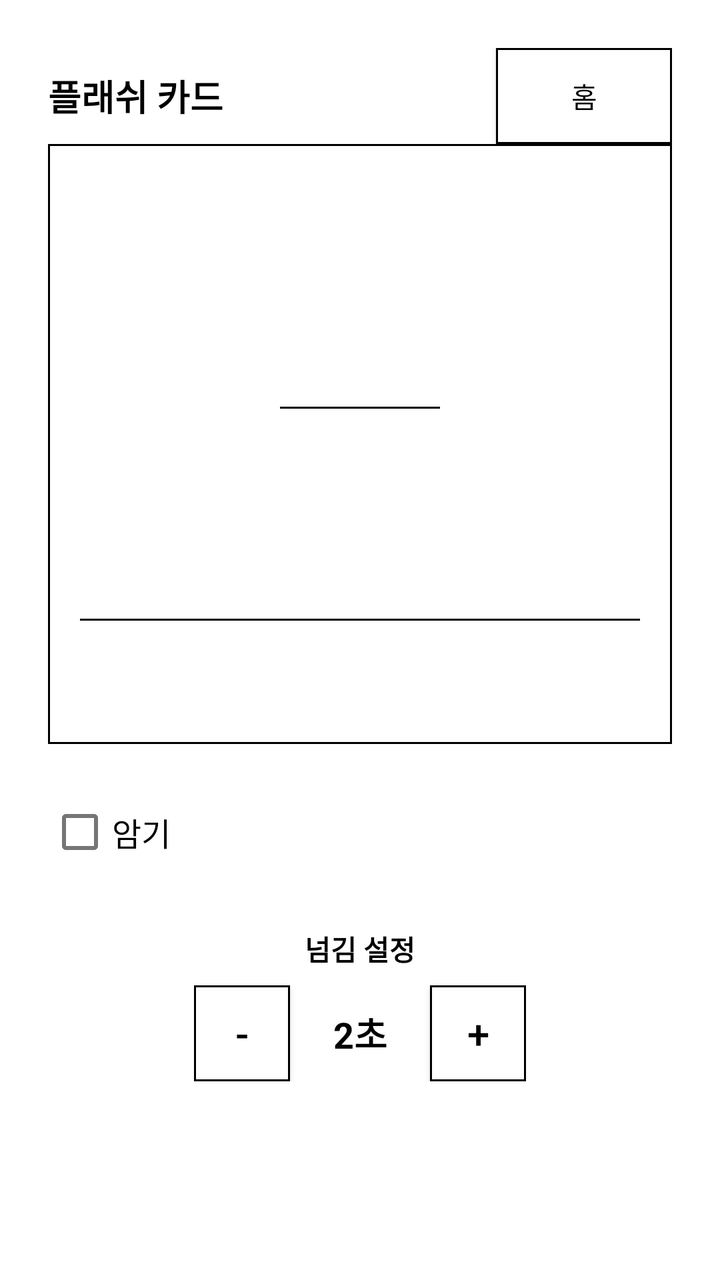
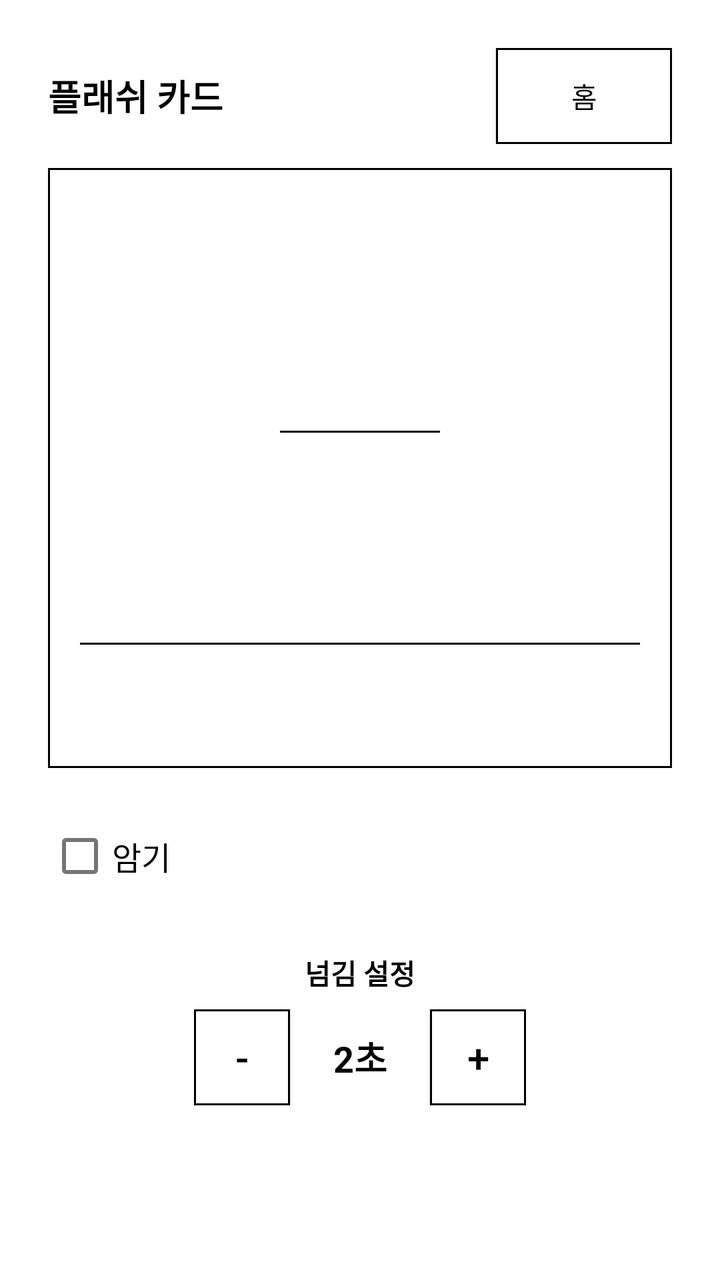

An Android layout rendered at two revisions. The XML below is the earlier revision; the diff shows what the commit changed to produce the second picture.
<!-- AndroidManifest.xml: application theme Theme.EinkVoca -->
<!-- res/layout/activity_study_mode.xml -->
<?xml version="1.0" encoding="utf-8"?>
<LinearLayout xmlns:android="http://schemas.android.com/apk/res/android"
    android:layout_width="match_parent"
    android:layout_height="match_parent"
    android:background="#FFFFFF"
    android:orientation="vertical"
    android:padding="24dp">
    
    <LinearLayout
        android:layout_width="match_parent"
        android:layout_height="wrap_content"
        android:gravity="center_vertical"
        android:orientation="horizontal">

        <TextView
            android:layout_width="0dp"
            android:layout_height="wrap_content"
            android:layout_weight="1"
            android:text="@string/study_mode"
            android:textColor="@color/black"
            android:textSize="18sp"
            android:textStyle="bold" />

        <androidx.appcompat.widget.AppCompatButton
            android:id="@+id/btnHome"
            android:layout_width="wrap_content"
            android:layout_height="48dp"
            android:text="@string/home"
            android:background="@drawable/border_black"
            android:textColor="@color/black"
            android:textSize="14sp" />
    </LinearLayout>

    
    <LinearLayout
        android:id="@+id/cardContainer"
        android:layout_width="match_parent"
        android:layout_height="300dp"
        android:background="@drawable/border_black"
        android:clickable="true"
        android:focusable="true"
        android:gravity="center"
        android:orientation="vertical"
        android:padding="16dp">

        
        <LinearLayout
            android:layout_width="match_parent"
            android:layout_height="0dp"
            android:layout_weight="1"
            android:gravity="center"
            android:orientation="vertical">

            
            <TextView
                android:id="@+id/tvStudyWord"
                android:layout_width="wrap_content"
                android:layout_height="wrap_content"
                android:gravity="center"
                android:textColor="#000000"
                android:textSize="40sp"
                android:textStyle="bold" />

            <View
                android:layout_width="80dp"
                android:layout_height="1dp"
                android:layout_marginVertical="16dp"
                android:background="#000000" />

            
            <TextView
                android:id="@+id/tvStudyMean"
                android:layout_width="wrap_content"
                android:layout_height="wrap_content"
                android:gravity="center"
                android:textColor="#000000"
                android:textSize="20sp" />
        </LinearLayout>
        <View
            android:layout_width="match_parent"
            android:layout_height="1dp"
            android:layout_marginVertical="16dp"
            android:background="#000000" />
        
        <TextView
            android:id="@+id/tvStudyExam"
            android:layout_width="match_parent"
            android:layout_height="wrap_content"
            android:gravity="center"
            android:padding="6dp"
            android:textColor="#555555"
            android:textSize="13sp" />
    </LinearLayout>

    
    <CheckBox
        android:id="@+id/cbStudyCheck"
        android:layout_width="wrap_content"
        android:layout_height="wrap_content"
        android:layout_marginTop="20dp"
        android:text="@string/check"
        android:textColor="#000000"
        android:textSize="16sp" />

    
    <LinearLayout
        android:layout_width="match_parent"
        android:layout_height="wrap_content"
        android:layout_marginTop="24dp"
        android:gravity="center"
        android:orientation="vertical">

        <TextView
            android:layout_width="wrap_content"
            android:layout_height="wrap_content"
            android:layout_marginBottom="8dp"
            android:text="@string/flip_select"
            android:textColor="#000000"
            android:textSize="14sp"
            android:textStyle="bold" />

        <LinearLayout
            android:layout_width="wrap_content"
            android:layout_height="wrap_content"
            android:gravity="center"
            android:orientation="horizontal">

            <androidx.appcompat.widget.AppCompatButton
                android:id="@+id/btnMinus"
                android:layout_width="48dp"
                android:layout_height="48dp"
                android:background="@drawable/border_black"
                android:text="-"
                android:textColor="@color/black"
                android:textSize="20sp" />

            <TextView
                android:id="@+id/tvIntervalStatus"
                android:layout_width="70dp"
                android:layout_height="wrap_content"
                android:gravity="center"
                android:text="2초"
                android:textColor="@color/black"
                android:textSize="18sp"
                android:textStyle="bold" />

            <androidx.appcompat.widget.AppCompatButton
                android:id="@+id/btnPlus"
                android:layout_width="48dp"
                android:layout_height="48dp"
                android:background="@drawable/border_black"
                android:text="+"
                android:textColor="@color/black"
                android:textSize="20sp" />
        </LinearLayout>
    </LinearLayout>

</LinearLayout>
<!-- resources referenced by this layout -->
<resources>
  <color name="black">#FF000000</color>
  <!-- drawable border_black (drawable) -->
  <?xml version="1.0" encoding="utf-8"?>
  <shape xmlns:android="http://schemas.android.com/apk/res/android"
      android:shape="rectangle">
      <solid android:color="#FFFFFF" />
      <stroke
          android:width="1dp"
          android:color="#000000" />
  </shape>
  <string name="check">암기</string>
  <string name="flip_select">넘김 설정</string>
  <string name="home">홈</string>
  <string name="study_mode">플래쉬 카드</string>
  <style name="Theme.EinkVoca" parent="Theme.MaterialComponents.DayNight.NoActionBar">
          
          <item name="android:windowBackground">#FFFFFF</item>
          <item name="android:textColorPrimary">#000000</item>
          <item name="colorPrimary">#000000</item>
          <item name="colorOnPrimary">#FFFFFF</item>
          <item name="colorSurface">#FFFFFF</item>
          <item name="colorOnSurface">#000000</item>
          
          <item name="android:windowAnimationStyle">@style/NoAnimation</item>
      </style>
  <style name="NoAnimation">
          <item name="android:activityOpenEnterAnimation">@null</item>
          <item name="android:activityOpenExitAnimation">@null</item>
          <item name="android:activityCloseEnterAnimation">@null</item>
          <item name="android:activityCloseExitAnimation">@null</item>
      </style>
</resources>

<!-- the commit's change to res/layout/activity_study_mode.xml (unified diff, before → after) -->
@@ -41,7 +41,8 @@
         android:focusable="true"
         android:gravity="center"
         android:orientation="vertical"
-        android:padding="16dp">
+        android:padding="16dp"
+        android:layout_marginTop="12dp">
 
         
         <LinearLayout
